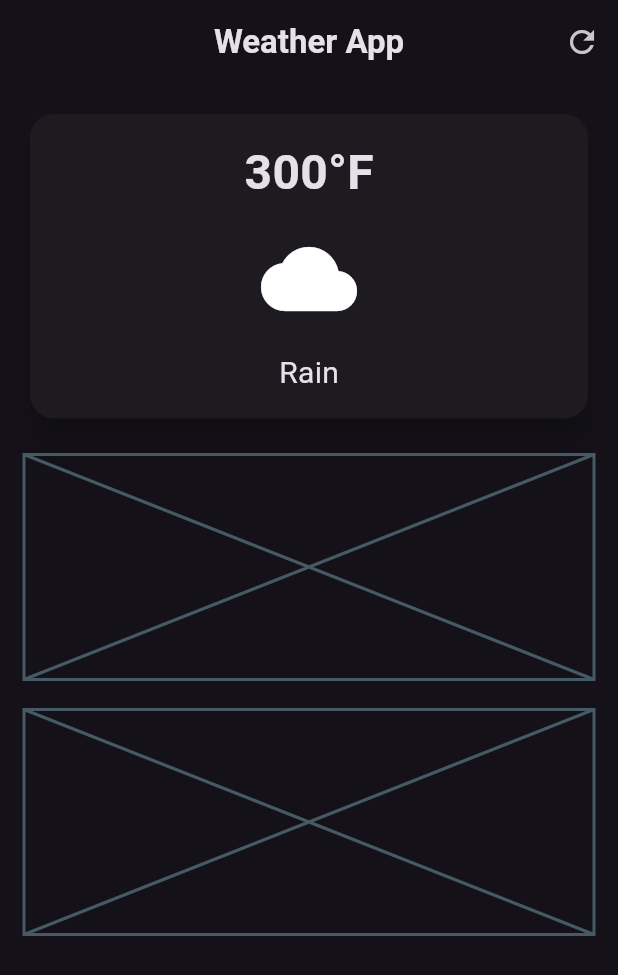
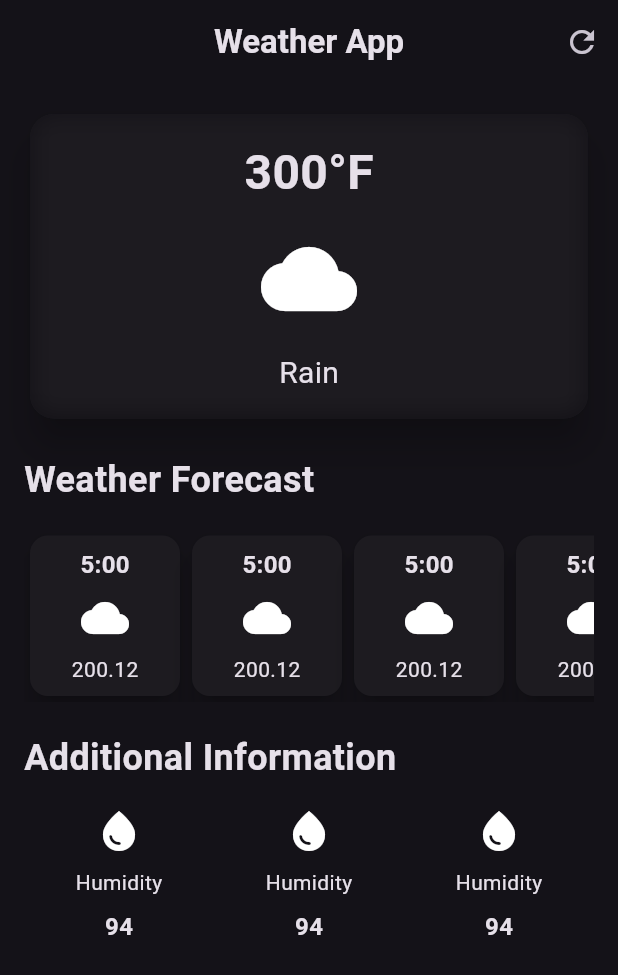
Before and after one commit to Shayan7Khan/Weather-App, a Flutter app: the screen it shows after launch, on a phone screen of 412 x 824 dp. Shown: the top 975 px of the screen. Run offline on Flutter 3.47's test engine with Material 3 defaults, Android fonts, the phone set to English and light mode, and no system bars.

Commit message:
Initial commit

```diff
--- /dev/null
+++ b/weather_app/lib/additional_info_item.dart
@@ -0,0 +1,35 @@
+import 'package:flutter/material.dart';
+
+class AdditionalInfoItem extends StatelessWidget {
+  const AdditionalInfoItem({
+    super.key,
+  });
+
+  @override
+  Widget build(BuildContext context) {
+    return const Column(
+      children: [
+        Icon(
+          Icons.water_drop,
+          size: 32,
+        ),
+        SizedBox(
+          height: 8,
+        ),
+        Text(
+          'Humidity',
+        ),
+        SizedBox(
+          height: 8,
+        ),
+        Text(
+          '94',
+          style: TextStyle(
+            fontSize: 16,
+            fontWeight: FontWeight.bold,
+          ),
+        ),
+      ],
+    );
+  }
+}
--- /dev/null
+++ b/weather_app/lib/hourly_forecast_item.dart
@@ -0,0 +1,37 @@
+import 'package:flutter/material.dart';
+
+//creating a separate class for them as they are being reused again.
+class HourlyForecastItems extends StatelessWidget {
+  const HourlyForecastItems({super.key});
+
+  @override
+  Widget build(BuildContext context) {
+    return Card(
+      elevation: 8,
+      child: Container(
+        width: 100,
+        padding: const EdgeInsets.all(8),
+        decoration: BoxDecoration(borderRadius: BorderRadius.circular(16)),
+        child: const Column(
+          children: [
+            Text(
+              '5:00',
+              style: TextStyle(fontSize: 16, fontWeight: FontWeight.bold),
+            ),
+            SizedBox(
+              height: 8,
+            ),
+            Icon(
+              Icons.cloud,
+              size: 32,
+            ),
+            SizedBox(height: 8),
+            Text(
+              '200.12',
+            ),
+          ],
+        ),
+      ),
+    );
+  }
+}
--- a/weather_app/lib/weather_screen.dart
+++ b/weather_app/lib/weather_screen.dart
@@ -1,6 +1,8 @@
 import 'dart:ui';
 
 import 'package:flutter/material.dart';
+import 'package:weather_app/additional_info_item.dart';
+import 'package:weather_app/hourly_forecast_item.dart';
 
 class WeatherScreen extends StatelessWidget {
   const WeatherScreen({super.key});
@@ -26,6 +28,7 @@ class WeatherScreen extends StatelessWidget {
       body: Padding(
         padding: EdgeInsets.all(16.0),
         child: Column(
+          crossAxisAlignment: CrossAxisAlignment.start,
           children: [
             //Main Card
             SizedBox(
@@ -33,9 +36,14 @@ class WeatherScreen extends StatelessWidget {
               child: Card(
                 elevation: 10,
                 shape: RoundedRectangleBorder(
-                    borderRadius: BorderRadius.circular(16)),
+                  borderRadius: BorderRadius.circular(16),
+                ),
+                //using widget ClipRRect to add some border radius because with the backdrop filter the elevation of our card totally vanishes
+                child: ClipRRect(
+                  borderRadius: BorderRadius.circular(16),
                   child: BackdropFilter(
-                  filter: ImageFilter.blur(),
+                    //blurs the background
+                    filter: ImageFilter.blur(sigmaX: 8, sigmaY: 8),
                     child: const Padding(
                       padding: EdgeInsets.all(16.0),
                       child: Column(
@@ -67,20 +75,64 @@ class WeatherScreen extends StatelessWidget {
                   ),
                 ),
               ),
-            SizedBox(
+            ),
+            const SizedBox(
               height: 20,
             ),
             //weather cards
-            Placeholder(
-              fallbackHeight: 150,
+            //using the Align widget to align our text where ever we want it to be aligned.
+            // const Align(
+            //   alignment: Alignment.topLeft,
+            //   child:
+            const Text(
+              'Weather Forecast',
+              style: TextStyle(
+                fontSize: 24,
+                fontWeight: FontWeight.bold,
               ),
-            SizedBox(
+            ),
+            const SizedBox(
+              height: 16,
+            ),
+
+            //to make the row scrollable
+            const SingleChildScrollView(
+              scrollDirection: Axis.horizontal,
+
+              //Row to display weather cards
+              child: Row(
+                children: [
+                  HourlyForecastItems(),
+                  HourlyForecastItems(),
+                  HourlyForecastItems(),
+                  HourlyForecastItems(),
+                  HourlyForecastItems(),
+                ],
+              ),
+            ),
+
+            const SizedBox(
               height: 20,
             ),
             //additional Information
-            Placeholder(
-              fallbackHeight: 150,
+            const Text(
+              'Additional Information',
+              style: TextStyle(
+                fontSize: 24,
+                fontWeight: FontWeight.bold,
               ),
+            ),
+            const SizedBox(
+              height: 16,
+            ),
+            Row(
+              mainAxisAlignment: MainAxisAlignment.spaceAround,
+              children: [
+                AdditionalInfoItem(),
+                AdditionalInfoItem(),
+                AdditionalInfoItem(),
+              ],
+            )
           ],
         ),
       ),
```
Lines whose indentation alone changed are shown as unchanged.
